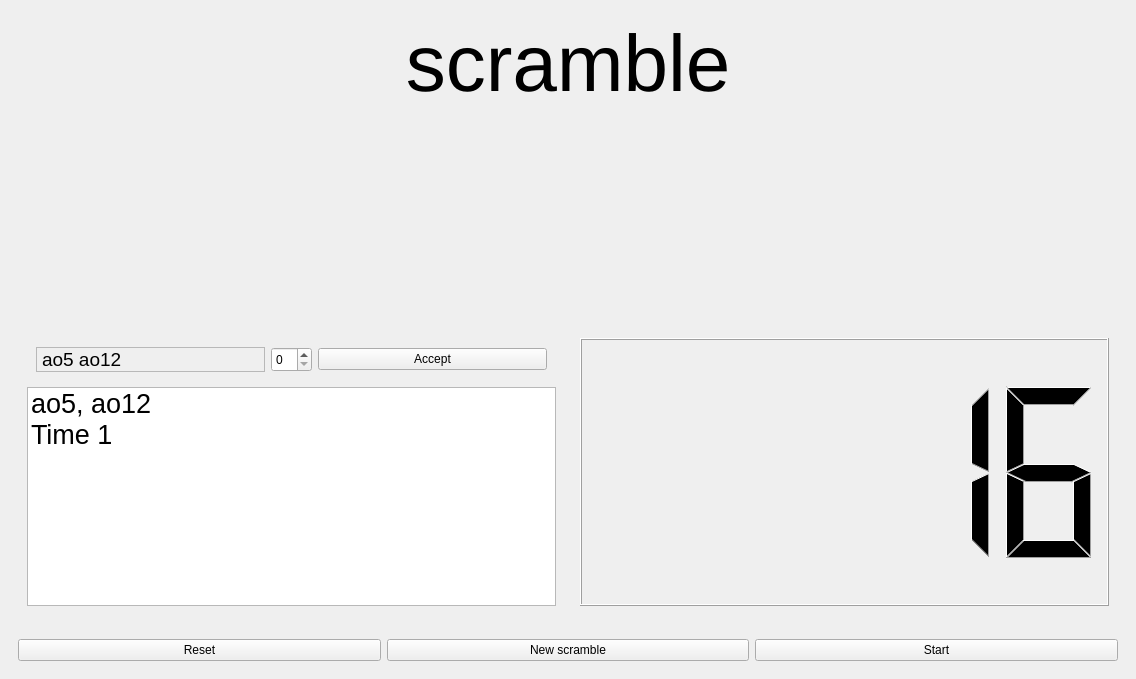
Above: untitled.ui from lambdanil/cube-timer before the change. Below: the same form after it.
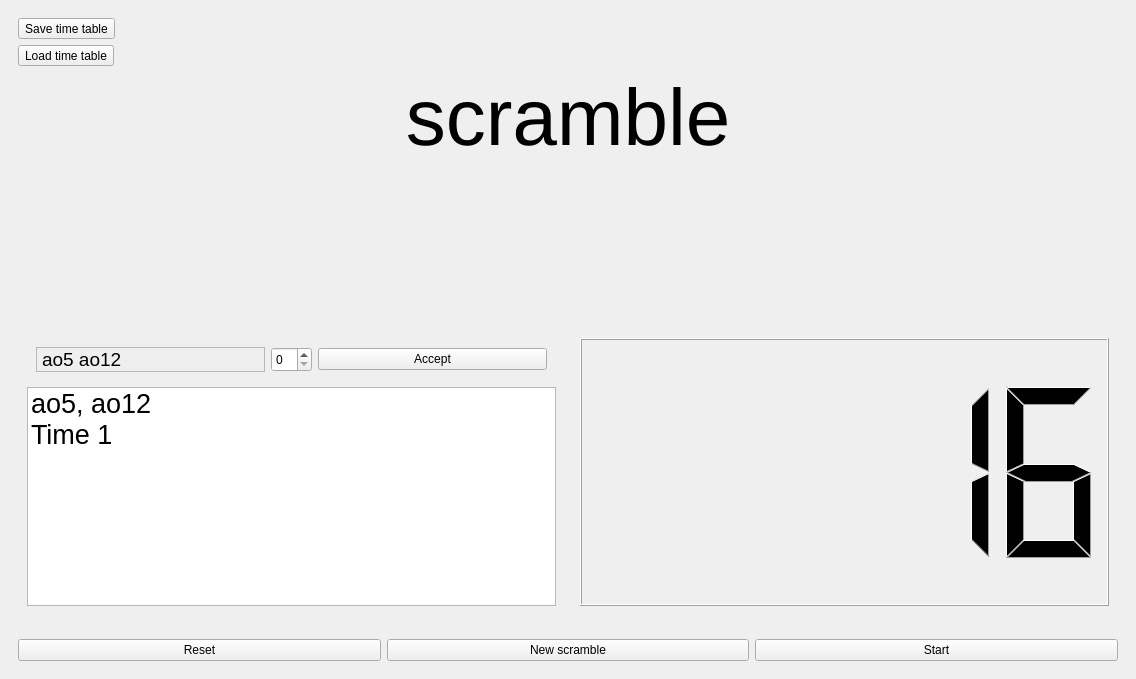
That is the form after the change.

Diff of the .ui file:
```diff
--- a/untitled.ui
+++ b/untitled.ui
@@ -24,6 +24,20 @@
     <item>
      <widget class="QWidget" name="widget_2" native="true">
       <layout class="QVBoxLayout" name="verticalLayout_2">
+       <item>
+        <widget class="QToolButton" name="toolButton">
+         <property name="text">
+          <string>Save time table</string>
+         </property>
+        </widget>
+       </item>
+       <item>
+        <widget class="QToolButton" name="toolButton_2">
+         <property name="text">
+          <string>Load time table</string>
+         </property>
+        </widget>
+       </item>
        <item>
         <widget class="QLabel" name="label">
          <property name="sizePolicy">
```
